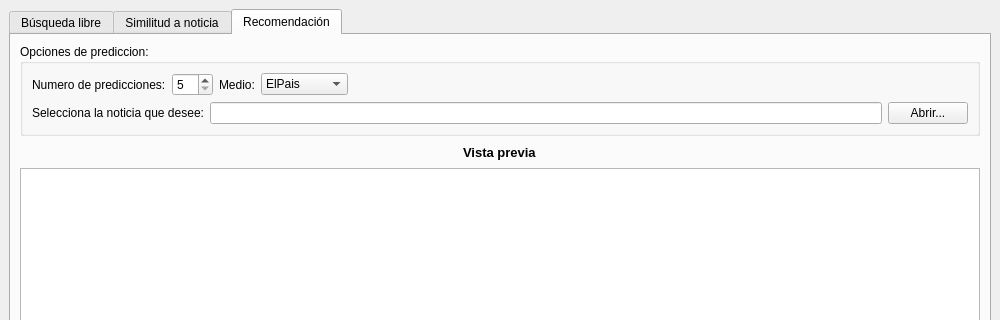
Before: the Qt Designer form window.ui in pablopascu99/practicaSSII, drawn with Qt 5; both pictures show x 0 to 1000 and y 0 to 320 of the 1000 by 700 pixel window.
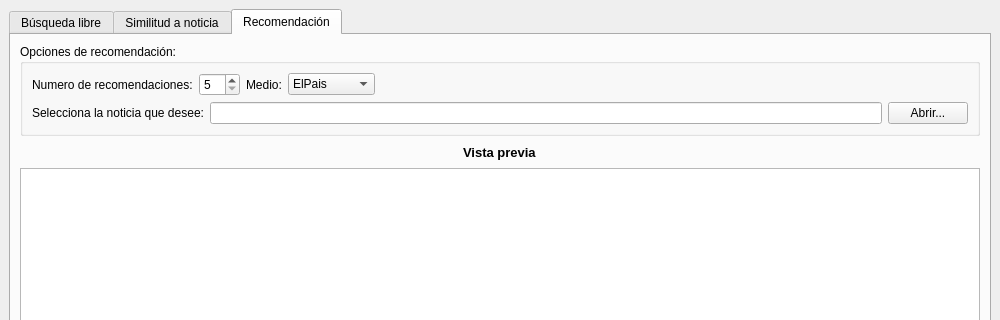
After: the same form once the commit is applied.

The edit to the form file:
```diff
--- a/window.ui
+++ b/window.ui
@@ -531,7 +531,7 @@
           <item>
            <widget class="QGroupBox" name="groupBox_4">
             <property name="title">
-             <string>Opciones de prediccion:</string>
+             <string>Opciones de recomendación:</string>
             </property>
             <layout class="QGridLayout" name="gridLayout_6">
              <item row="0" column="0">
@@ -541,7 +541,7 @@
                  <item>
                   <widget class="QLabel" name="label_15">
                    <property name="text">
-                    <string>Numero de predicciones:</string>
+                    <string>Numero de recomendaciones:</string>
                    </property>
                   </widget>
                  </item>
```
